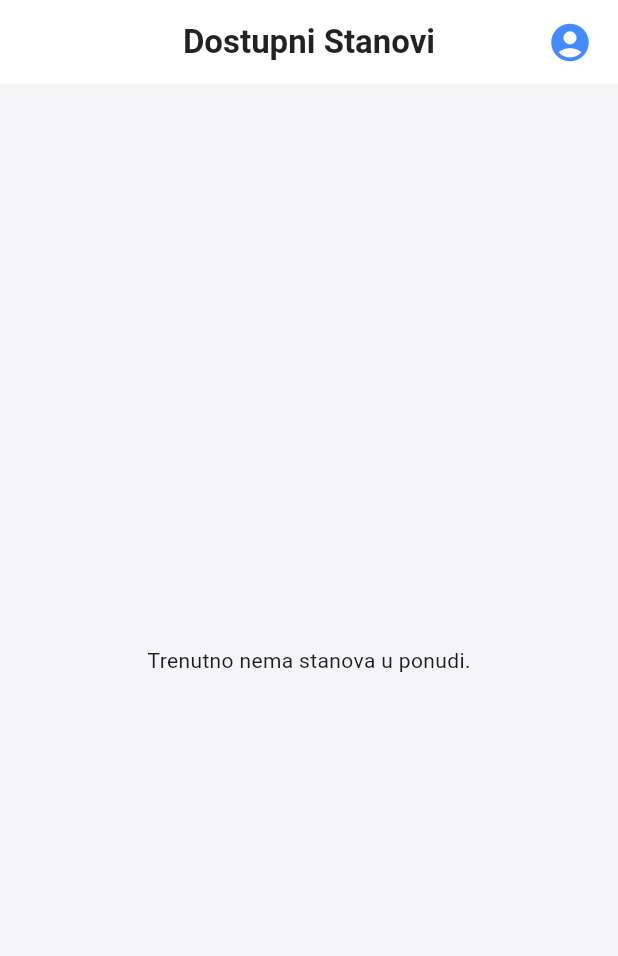
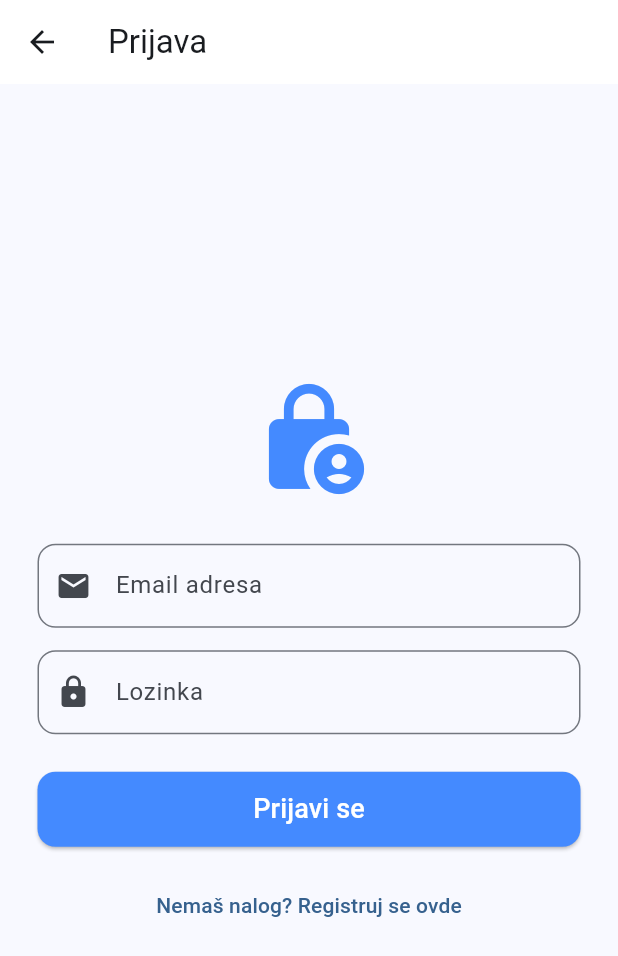
Before and after one commit to MajaBozalo/mit_projekat, a Flutter app: the screen it shows after launch, after a tap on the "account circle" icon, on a phone screen of 412 x 824 dp. Shown: the top 956 px of the screen. Run offline on Flutter 3.47's test engine with Material 3 defaults, Android fonts, the phone set to English and light mode, and no system bars; our stand-ins replace cloud_firestore, firebase_auth, firebase_core; accounts and stored records are empty; network calls fail.

Commit message:
stranica za prijavlu korisnika

```diff
--- a/stanovi_app/lib/gost.dart
+++ b/stanovi_app/lib/gost.dart
@@ -1,5 +1,6 @@
 import 'package:flutter/material.dart';
 import 'package:cloud_firestore/cloud_firestore.dart';
+import 'prijava.dart';
 
 class GostPage extends StatelessWidget {
   const GostPage({super.key});
@@ -22,9 +23,10 @@ class GostPage extends StatelessWidget {
             child: IconButton(
               icon: const Icon(Icons.account_circle, color: Colors.blueAccent, size: 30),
               onPressed: () {
-                // Ovde ćemo kasnije staviti navigaciju:
-                // Navigator.push(context, MaterialPageRoute(builder: (context) => const AuthPage()));
-                print("Kliknuto na Login");
+               Navigator.push(
+                        context,
+                        MaterialPageRoute(builder: (context) => const PrijavaPage()),
+            );
               },
             ),
           ),
--- /dev/null
+++ b/stanovi_app/lib/prijava.dart
@@ -0,0 +1,103 @@
+import 'package:flutter/material.dart';
+import 'package:firebase_auth/firebase_auth.dart';
+
+class PrijavaPage extends StatefulWidget {
+  const PrijavaPage({super.key});
+
+  @override
+  State<PrijavaPage> createState() => _PrijavaPageState();
+}
+
+class _PrijavaPageState extends State<PrijavaPage> {
+  // Kontroleri koji "hvataju" tekst iz polja
+  final _emailController = TextEditingController();
+  final _passwordController = TextEditingController();
+
+  // Funkcija za prijavu na Firebase
+  Future signIn() async {
+    try {
+      await FirebaseAuth.instance.signInWithEmailAndPassword(
+        email: _emailController.text.trim(),
+        password: _passwordController.text.trim(),
+      );
+      // Ako uspe, vrati korisnika nazad ili na Dashboard
+      Navigator.pop(context);
+    } on FirebaseAuthException catch (e) {
+      // Ako pogreši lozinku ili email, izbaci poruku
+      ScaffoldMessenger.of(context).showSnackBar(
+        SnackBar(content: Text("Greška: ${e.message}"), backgroundColor: Colors.red),
+      );
+    }
+  }
+
+  @override
+  void dispose() {
+    _emailController.dispose();
+    _passwordController.dispose();
+    super.dispose();
+  }
+
+  @override
+  Widget build(BuildContext context) {
+    return Scaffold(
+      appBar: AppBar(title: const Text("Prijava"), backgroundColor: Colors.white, elevation: 0),
+      body: Padding(
+        padding: const EdgeInsets.all(25.0),
+        child: Column(
+          mainAxisAlignment: MainAxisAlignment.center,
+          children: [
+            const Icon(Icons.lock_person, size: 80, color: Colors.blueAccent),
+            const SizedBox(height: 30),
+
+            // EMAIL POLJE
+            TextField(
+              controller: _emailController,
+              decoration: InputDecoration(
+                labelText: 'Email adresa',
+                border: OutlineInputBorder(borderRadius: BorderRadius.circular(12)),
+                prefixIcon: const Icon(Icons.email),
+              ),
+            ),
+            const SizedBox(height: 15),
+
+            // LOZINKA POLJE
+            TextField(
+              controller: _passwordController,
+              obscureText: true, // Sakriva kucanje lozinke
+              decoration: InputDecoration(
+                labelText: 'Lozinka',
+                border: OutlineInputBorder(borderRadius: BorderRadius.circular(12)),
+                prefixIcon: const Icon(Icons.lock),
+              ),
+            ),
+            const SizedBox(height: 25),
+
+            // DUGME ZA PRIJAVU
+            SizedBox(
+              width: double.infinity,
+              height: 50,
+              child: ElevatedButton(
+                onPressed: signIn,
+                style: ElevatedButton.styleFrom(
+                  backgroundColor: Colors.blueAccent,
+                  shape: RoundedRectangleBorder(borderRadius: BorderRadius.circular(12)),
+                ),
+                child: const Text("Prijavi se", style: TextStyle(color: Colors.white, fontSize: 18)),
+              ),
+            ),
+
+            const SizedBox(height: 15),
+
+            // LINK ZA REGISTRACIJU
+            TextButton(
+              onPressed: () {
+                // Ovde ćemo kasnije dodati prelaz na registracija.dart
+              },
+              child: const Text("Nemaš nalog? Registruj se ovde"),
+            ),
+          ],
+        ),
+      ),
+    );
+  }
+}
```
